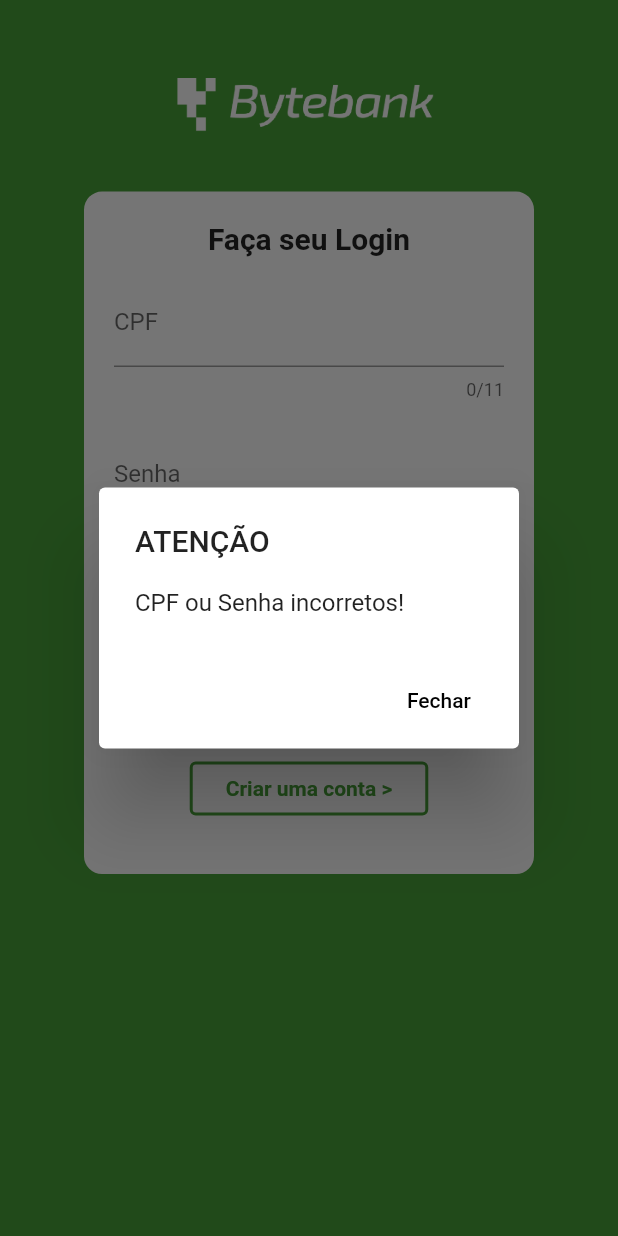
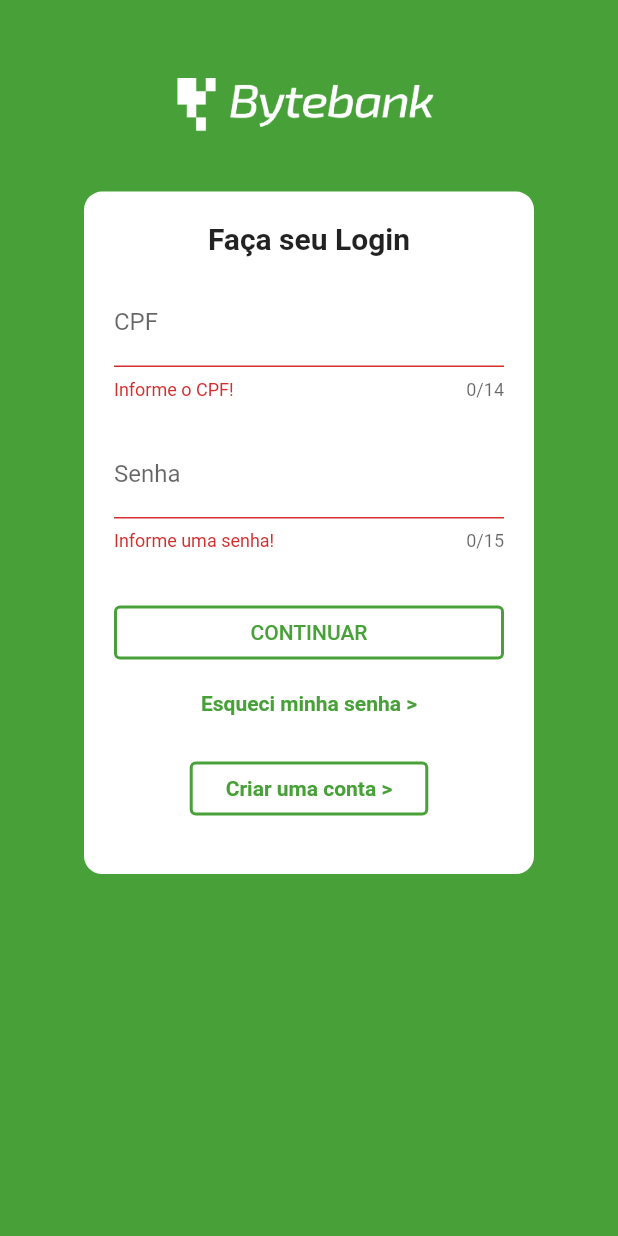
Before and after one commit to alura-cursos/alura_flutterforms, a Flutter app: the screen it shows after launch, after a tap on "CONTINUAR", on a phone screen of 412 x 824 dp. Run offline on Flutter 3.47's test engine with Material 2 defaults, Android fonts, the phone set to English and light mode, and no system bars; our stand-ins replace brasil_fields.

Commit message:
Vídeo 2.3

```diff
--- a/lib/screens/autenticacao/login.dart
+++ b/lib/screens/autenticacao/login.dart
@@ -1,10 +1,14 @@
+import 'package:brasil_fields/brasil_fields.dart';
 import 'package:bytebank/screens/dashboard/dashboard.dart';
 import 'package:flutter/material.dart';
+import 'package:flutter/services.dart';
 
 class Login extends StatelessWidget {
 
   TextEditingController _cpfController = TextEditingController();
   TextEditingController _senhaController = TextEditingController();
+
+  final _formkey = GlobalKey<FormState>();
 
   @override
   Widget build(BuildContext context) {
@@ -36,6 +40,23 @@ class Login extends StatelessWidget {
 
                   child: Padding(
                     padding: const EdgeInsets.all(20),
+                    child: _construirFormulario(context),
+                  ),
+                ),
+              ),
+
+              SizedBox(height: 20,)
+            ],
+          ),
+        ),
+      ),
+      backgroundColor: Theme.of(context).accentColor,
+    );
+  }
+
+  Widget _construirFormulario(context) {
+    return Form(
+      key: _formkey,
       child: Column(
         children: [
           Text(
@@ -48,22 +69,37 @@ class Login extends StatelessWidget {
 
           SizedBox(height: 15,),
 
-                        TextField(
+          TextFormField(
             decoration: InputDecoration(
               labelText: 'CPF',
             ),
-                          maxLength: 11,
+            maxLength: 14,
+            inputFormatters: [
+              FilteringTextInputFormatter.digitsOnly,
+              CpfInputFormatter(),
+            ],
+            validator: (value) {
+              if(value.length == 0)
+                return 'Informe o CPF!';
+
+              if(value.length < 14)
+                return 'CPF inválido!';
+            },
             keyboardType: TextInputType.number,
             controller: _cpfController,
           ),
 
           SizedBox(height: 20,),
 
-                        TextField(
+          TextFormField(
             decoration: InputDecoration(
               labelText: 'Senha',
             ),
             maxLength: 15,
+            validator: (value) {
+              if(value.length == 0)
+                return 'Informe uma senha!';
+            },
             keyboardType: TextInputType.text,
             controller: _senhaController,
           ),
@@ -84,7 +120,7 @@ class Login extends StatelessWidget {
               child: Text('CONTINUAR'),
               onPressed: () {
 
-                              if(_validaCampos()) {
+                if(_formkey.currentState.validate()) {
                   Navigator.pushAndRemoveUntil(
                       context,
                       MaterialPageRoute(
@@ -92,25 +128,25 @@ class Login extends StatelessWidget {
                       ),
                           (route) => false
                   );
-                              } else {
-                                showDialog(
-                                  context: context,
-                                  builder: (BuildContext context) {
-                                    return AlertDialog(
-                                      title: Text('ATENÇÃO'),
-                                      content: Text('CPF ou Senha incorretos!'),
-                                      actions: [
-                                        FlatButton(
-                                            onPressed: () {
-                                              Navigator.pop(context);
-                                            },
-                                            child: Text('Fechar')
-                                        ),
-                                      ],
-                                    );
-                                  }
-                                );
-                              }
+                } //else {
+                //   showDialog(
+                //       context: context,
+                //       builder: (BuildContext context) {
+                //         return AlertDialog(
+                //           title: Text('ATENÇÃO'),
+                //           content: Text('CPF ou Senha incorretos!'),
+                //           actions: [
+                //             FlatButton(
+                //                 onPressed: () {
+                //                   Navigator.pop(context);
+                //                 },
+                //                 child: Text('Fechar')
+                //             ),
+                //           ],
+                //         );
+                //       }
+                //   );
+                // }
               },
             ),
           ),
@@ -147,23 +183,6 @@ class Login extends StatelessWidget {
           ),
         ],
       ),
-                  ),
-                ),
-              ),
-
-              SizedBox(height: 20,)
-            ],
-          ),
-        ),
-      ),
-      backgroundColor: Theme.of(context).accentColor,
     );
   }
-
-  bool _validaCampos() {
-    if(_cpfController.text.length > 0 && _senhaController.text.length > 0)
-      return true;
-
-    return false;
 }
-}
--- a/pubspec.yaml
+++ b/pubspec.yaml
@@ -24,6 +24,8 @@ dependencies:
   # Use with the CupertinoIcons class for iOS style icons.
   cupertino_icons: ^0.1.2
   provider: ^3.0.0
+  brasil_fields: ^0.6.0
+
 dev_dependencies:
   flutter_test:
     sdk: flutter
```
Also changed, not shown: pubspec.lock. Lines whose indentation alone changed are shown as unchanged.
